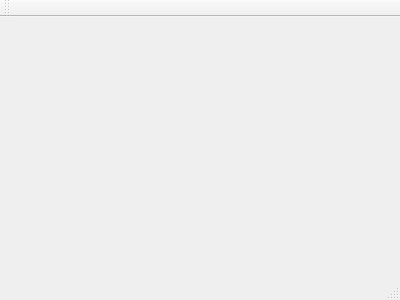
This is lonpos/lonposwindow.ui in FunkyLoiso/flprojects as Qt 5 draws it before an edit. The edited form follows.
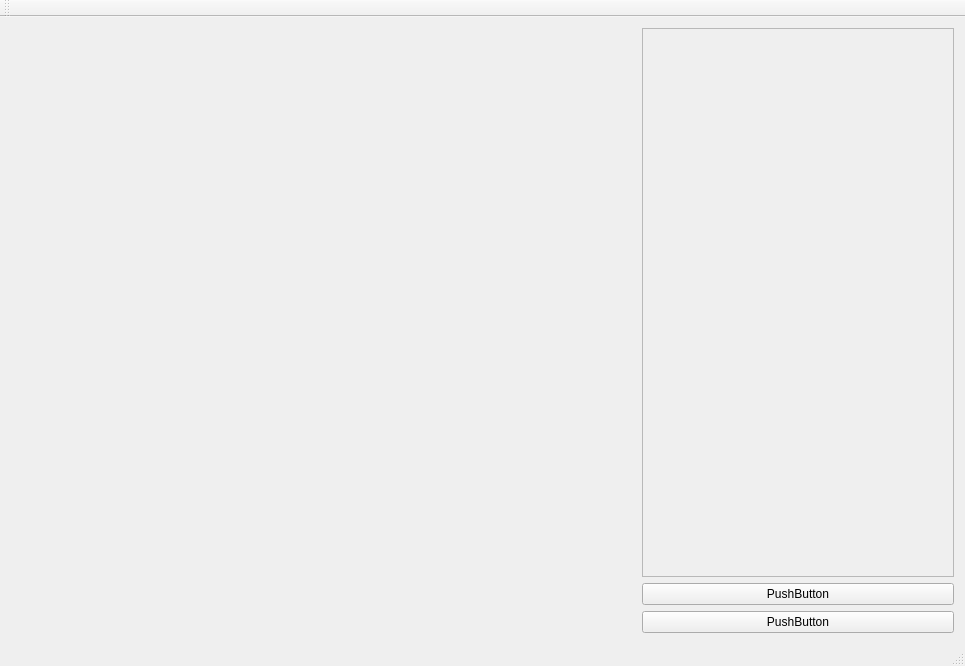
This is the edited form. Custom widgets are drawn as their Qt base class.

Patch:
```diff
--- a/lonpos/lonposwindow.ui
+++ b/lonpos/lonposwindow.ui
@@ -1,24 +1,92 @@
 <ui version="4.0">
  <class>LonposWindow</class>
- <widget class="QMainWindow" name="LonposWindow" >
-  <property name="geometry" >
+ <widget class="QMainWindow" name="LonposWindow">
+  <property name="geometry">
    <rect>
     <x>0</x>
     <y>0</y>
-    <width>400</width>
-    <height>300</height>
+    <width>965</width>
+    <height>666</height>
    </rect>
   </property>
   <property name="windowTitle" >
    <string>LonposWindow</string>
   </property>
-  <widget class="QMenuBar" name="menuBar" />
-  <widget class="QToolBar" name="mainToolBar" />
-  <widget class="QWidget" name="centralWidget" />
-  <widget class="QStatusBar" name="statusBar" />
+  <widget class="QWidget" name="centralWidget">
+   <layout class="QVBoxLayout" name="verticalLayout_2">
+    <item>
+     <layout class="QGridLayout" name="gridLayout_2" columnstretch="2,1">
+      <item row="0" column="1">
+       <layout class="QVBoxLayout" name="verticalLayout">
+        <item>
+         <widget class="QScrollArea" name="scrollArea">
+          <property name="widgetResizable">
+           <bool>true</bool>
+          </property>
+          <widget class="QWidget" name="scrollAreaWidgetContents">
+           <property name="geometry">
+            <rect>
+             <x>0</x>
+             <y>0</y>
+             <width>305</width>
+             <height>506</height>
+            </rect>
+           </property>
+          </widget>
+         </widget>
+        </item>
+        <item>
+         <widget class="QPushButton" name="pushButton">
+          <property name="text">
+           <string>PushButton</string>
+          </property>
+         </widget>
+        </item>
+        <item>
+         <widget class="QPushButton" name="pushButton_2">
+          <property name="text">
+           <string>PushButton</string>
+          </property>
+         </widget>
+        </item>
+       </layout>
+      </item>
+      <item row="0" column="0">
+       <widget class="LonposCanvasWidget" name="lonposCanvasWidget" native="true"/>
+      </item>
+     </layout>
+    </item>
+   </layout>
+  </widget>
+  <widget class="QMenuBar" name="menuBar">
+   <property name="geometry">
+    <rect>
+     <x>0</x>
+     <y>0</y>
+     <width>965</width>
+     <height>22</height>
+    </rect>
+   </property>
+  </widget>
+  <widget class="QToolBar" name="mainToolBar">
+   <attribute name="toolBarArea">
+    <enum>TopToolBarArea</enum>
+   </attribute>
+   <attribute name="toolBarBreak">
+    <bool>false</bool>
+   </attribute>
+  </widget>
+  <widget class="QStatusBar" name="statusBar"/>
  </widget>
- <layoutDefault spacing="6" margin="11" />
- <pixmapfunction></pixmapfunction>
+ <layoutdefault spacing="6" margin="11"/>
+ <customwidgets>
+  <customwidget>
+   <class>LonposCanvasWidget</class>
+   <extends>QWidget</extends>
+   <header>lonposcanvaswidget.h</header>
+   <container>1</container>
+  </customwidget>
+ </customwidgets>
  <resources/>
  <connections/>
 </ui>
```
Left out of the diff: 3 changed lines with no effect on the pictures.
